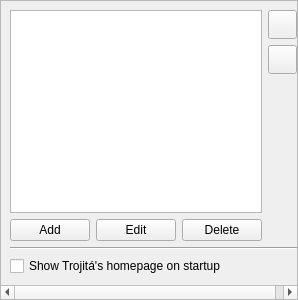
This is src/Gui/SettingsGeneralPage.ui in jktjkt/trojita as Qt 5 draws it before an edit. The edited form follows.
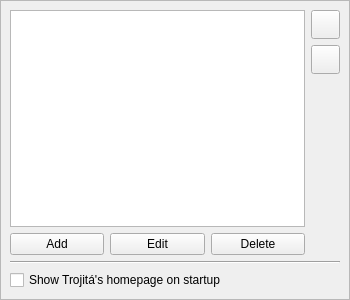
This is the edited form.

Commit message: GUI: better sizes

```diff
--- a/src/Gui/SettingsGeneralPage.ui
+++ b/src/Gui/SettingsGeneralPage.ui
@@ -6,10 +6,16 @@
    <rect>
     <x>0</x>
     <y>0</y>
-    <width>298</width>
+    <width>350</width>
     <height>300</height>
    </rect>
   </property>
+  <property name="minimumSize">
+   <size>
+    <width>350</width>
+    <height>0</height>
+   </size>
+  </property>
   <property name="windowTitle">
    <string>ScrollArea</string>
   </property>
@@ -22,10 +28,10 @@
   <widget class="QWidget" name="scrollAreaWidgetContents">
    <property name="geometry">
     <rect>
-     <x>-28</x>
+     <x>0</x>
      <y>0</y>
-     <width>324</width>
-     <height>282</height>
+     <width>344</width>
+     <height>294</height>
     </rect>
    </property>
    <property name="layoutDirection">
```
